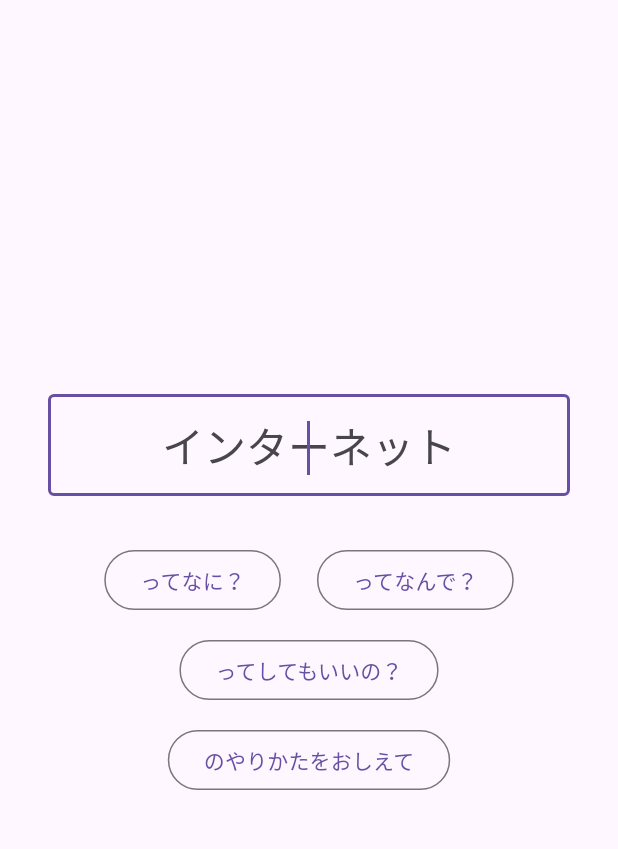
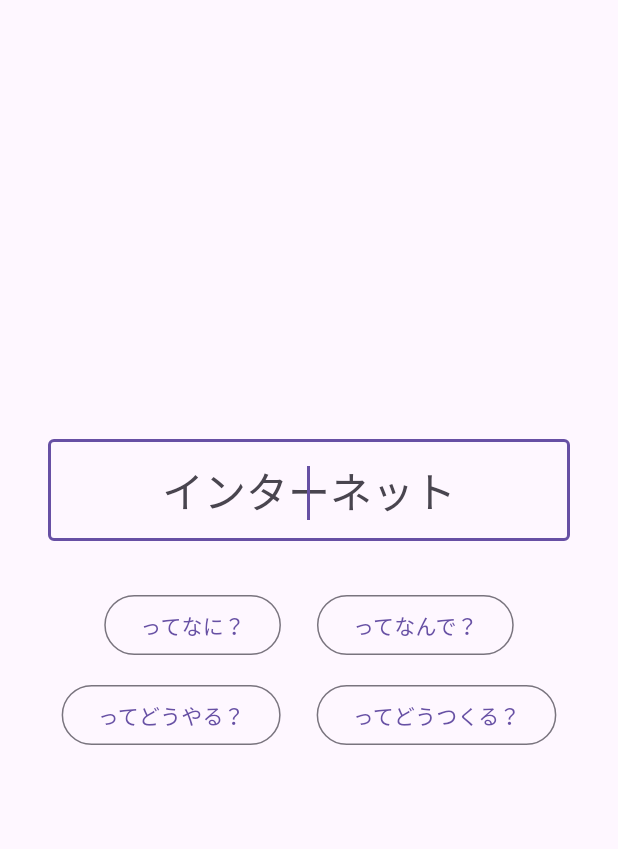
Before and after one commit to intoffset/flutter_kids_qa, a Flutter app: the screen it shows after launch, on a phone screen of 412 x 824 dp, the part 65-914 px from its top. Run offline on Flutter 3.47's test engine with Material 2 defaults, Android fonts, the phone set to English and light mode, and no system bars; drawn by our look-alikes of dynamic_color; our stand-ins replace flutter_dotenv, flutter_hooks, freezed_annotation, go_router, google_fonts, hooks_riverpod and 3 more; missing offline and left inert: dart_openai.

Commit message:
Change questions

```diff
--- a/lib/screen/home_screen.dart
+++ b/lib/screen/home_screen.dart
@@ -127,22 +127,17 @@ class HomeDrawer extends ConsumerWidget {
 }
 
 List<Widget> _buildQueryButtons(String Function() keywordBuilder, void Function(String) onPressed) {
+  final suffixes = [
+    'ってなに？',
+    'ってなんで？',
+    'ってどうやる？',
+    'ってどうつくる？',
+  ];
   return [
-    OutlinedButton(
-      child: const Text('ってなに？'),
-      onPressed: () => onPressed('${keywordBuilder()}ってなに？'),
-    ),
-    OutlinedButton(
-      child: const Text('ってなんで？'),
-      onPressed: () => onPressed('${keywordBuilder()}ってなんで？'),
-    ),
-    OutlinedButton(
-      child: const Text('ってしてもいいの？'),
-      onPressed: () => onPressed('${keywordBuilder()}ってしてもいいの？'),
-    ),
-    OutlinedButton(
-      child: const Text('のやりかたをおしえて'),
-      onPressed: () => onPressed('${keywordBuilder()}のやりかたをおしえて'),
-    ),
+    for (final suffix in suffixes)
+      OutlinedButton(
+        child: Text(suffix),
+        onPressed: () => onPressed('${keywordBuilder()}$suffix'),
+      ),
   ];
 }
```
Also changed, not shown: 1 other file.
